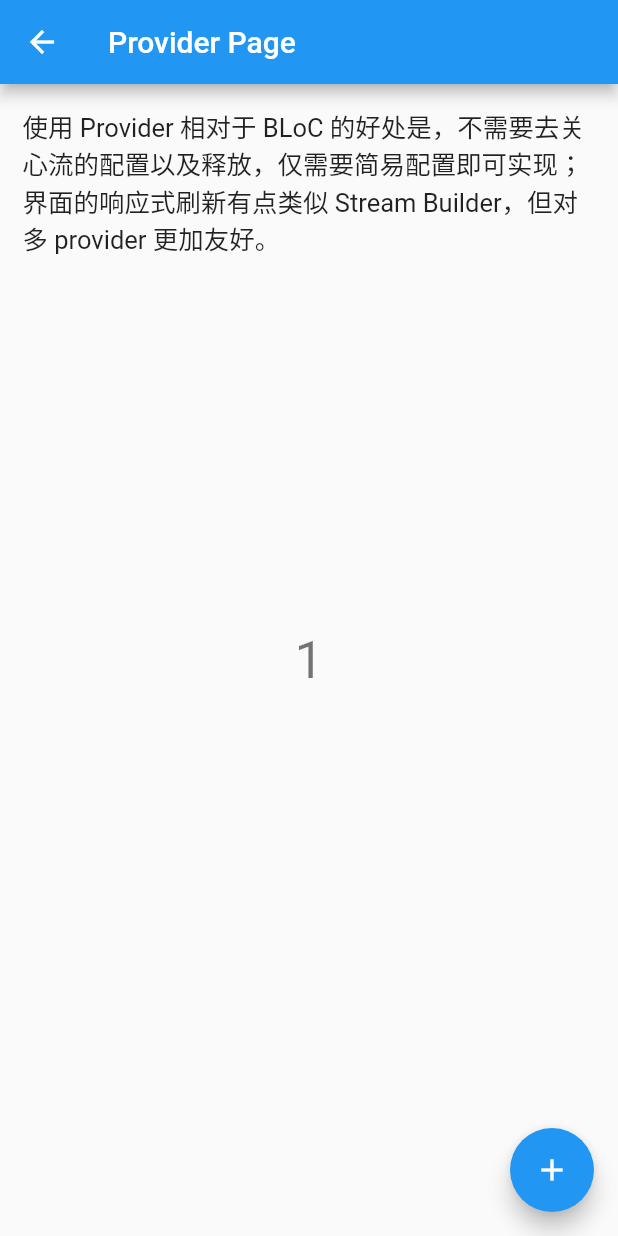
After one commit to zesicus/learn-flutter, a Flutter app: the ProviderPage screen opened directly, after a tap on the "add" icon, on a phone screen of 412 x 824 dp. The commit adds this screen. Run offline on Flutter 3.47's test engine with Material 2 defaults, Android fonts, the phone set to English and light mode, and no system bars; our stand-ins replace date_format, rxdart.

Commit message:
Add Provider Demo.

```diff
--- a/source/lib/entrance/routes.dart
+++ b/source/lib/entrance/routes.dart
@@ -1,6 +1,7 @@
 import 'package:flutter/material.dart';
 import 'package:learn_flutter/stream/bloc/base_mode/pages/bloc_base_top_page.dart';
 import 'package:learn_flutter/stream/bloc/scoped_mode/pages/bloc_scoped_top_page.dart';
+import 'package:learn_flutter/stream/provider/pages/provider_page.dart';
 import '../entrance/entrance.dart';
 import '../navigator/pages/named_pass_value_page.dart';
 import '../navigator/pages/named_route_page.dart';
@@ -37,8 +38,8 @@ import '../widgets/customize/pages/widget_tween_page.dart';
 import '../widgets/customize/pages/widget_animation_widget_page.dart';
 import '../widgets/customize/pages/widget_staggered_page.dart';
 import '../widgets/customize/pages/widget_hero_page.dart';
-import '../stream/pages/stream_page.dart';
-import '../stream/pages/stream_builder_page.dart';
+import '../stream/normal/pages/stream_page.dart';
+import '../stream/normal/pages/stream_builder_page.dart';
 import '../widgets/customize/inherited/inherited_test_page.dart';
 
 // MARK: - 路由
@@ -90,6 +91,7 @@ final routes = {
   '/more_stream_builder': (context) => StreamBuilderPage(),
   '/more_bloc_scoped': (context) => BLoCScopedTopPage(),
   '/more_bloc_based': (context) => BloCBaseTopPage(),
+  '/more_provider': (context) => ProviderPage(),
 };
 
 final RouteFactory onGenerateRoute = (RouteSettings settings) {
--- a/source/lib/entrance/vms/tab_vm.dart
+++ b/source/lib/entrance/vms/tab_vm.dart
@@ -65,9 +65,9 @@ class TabVM {
     TabListModel("流", false, [
       TabWidgetsListModel(Icon(Icons.flash_on), Text("Stream")),
       TabWidgetsListModel(Icon(Icons.flash_on), Text("Stream Builder")),
-      TabWidgetsListModel(
-          Icon(Icons.flash_on), Text("BLoC (Scoped / RxDart)")),
+      TabWidgetsListModel(Icon(Icons.flash_on), Text("BLoC (Scoped / RxDart)")),
       TabWidgetsListModel(Icon(Icons.flash_on), Text("BLoC (Based)")),
+      TabWidgetsListModel(Icon(Icons.flash_on), Text("Provider")),
     ]),
   ];
 
@@ -325,6 +325,9 @@ class TabVM {
       case "BLoC (Based)":
         Navigator.pushNamed(context, "/more_bloc_based");
         break;
+      case "Provider":
+        Navigator.pushNamed(context, "/more_provider");
+        break;
       default:
         print("Others");
         break;
--- /dev/null
+++ b/source/lib/stream/provider/pages/provider_page.dart
@@ -0,0 +1,61 @@
+import 'package:flutter/material.dart';
+import 'package:provider/provider.dart';
+import '../vms/provider_vm.dart';
+
+class ProviderPage extends StatelessWidget {
+  @override
+  Widget build(BuildContext context) {
+    return MultiProvider(
+      providers: [
+        ChangeNotifierProvider(create: (_) => Counter()),
+      ],
+      child: Consumer<Counter>(
+        builder: (context, counter, widget) {
+          return Scaffold(
+            appBar: AppBar(title: Text('Provider Page')),
+            body: _PageContent(),
+            floatingActionButton: _PageIncrementButton(),
+          );
+        },
+      ),
+    );
+  }
+}
+
+// - 以下是 Views
+
+// 计数增加悬浮按钮
+class _PageIncrementButton extends StatelessWidget {
+  @override
+  Widget build(BuildContext context) {
+    return FloatingActionButton(
+      onPressed: () => Provider.of<Counter>(context, listen: false).increase(),
+      tooltip: '计数增加',
+      child: const Icon(Icons.add),
+    );
+  }
+}
+
+// 页面内容
+class _PageContent extends StatelessWidget {
+  @override
+  Widget build(BuildContext context) {
+    final counter = Provider.of<Counter>(context);
+    return Stack(
+      children: <Widget>[
+        Padding(
+          padding: EdgeInsets.all(15.0),
+          child: Text(
+              "使用 Provider 相对于 BLoC 的好处是，不需要去关心流的配置以及释放，仅需要简易配置即可实现；界面的响应式刷新有点类似 Stream Builder，但对多 provider 更加友好。",
+              style: TextStyle(fontSize: 17)),
+        ),
+        Center(
+          child: Text(
+            '${counter.count}',
+            style: Theme.of(context).textTheme.display1,
+          ),
+        ),
+      ],
+    );
+  }
+}
--- /dev/null
+++ b/source/lib/stream/provider/vms/provider_vm.dart
@@ -0,0 +1,11 @@
+import 'package:flutter/material.dart';
+
+class Counter with ChangeNotifier {
+  int _count = 0;
+  int get count => _count;
+
+  increase() {
+    _count++;
+    notifyListeners();
+  }
+}
--- a/source/pubspec.yaml
+++ b/source/pubspec.yaml
@@ -29,6 +29,7 @@ dependencies:
   http: ^0.12.0+4
   tuple: ^1.0.3
   rxdart: ^0.23.1
+  provider: ^4.0.4
 
 dev_dependencies:
   flutter_test:
```
Also changed, not shown: source/lib/stream/normal/pages/stream_builder_page.dart (renamed from source/lib/stream/pages/stream_builder_page.dart), source/lib/stream/normal/pages/stream_page.dart (renamed from source/lib/stream/pages/stream_page.dart), source/lib/stream/normal/vms/stream_builder_vm.dart (renamed from source/lib/stream/vms/stream_builder_vm.dart), source/lib/stream/normal/vms/stream_vm.dart (renamed from source/lib/stream/vms/stream_vm.dart), source/pubspec.lock.
